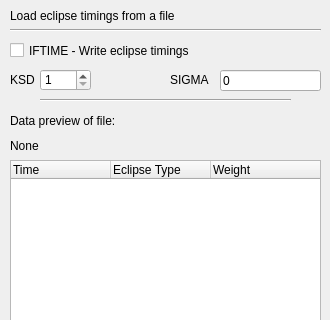
Varnani/PyWD2015, file resources/eclipsewidget.ui: the form before one commit; both pictures show x 0 to 330 and y 0 to 320 of the 330 by 640 pixel window.
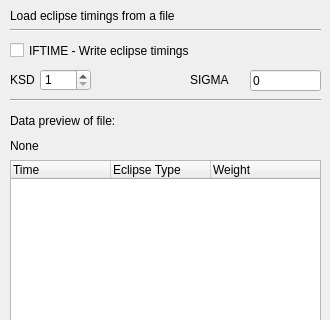
The form after the commit.

What changed in the file:
```diff
--- a/resources/eclipsewidget.ui
+++ b/resources/eclipsewidget.ui
@@ -12,14 +12,14 @@
   </property>
   <property name="minimumSize">
    <size>
-    <width>0</width>
-    <height>0</height>
+    <width>330</width>
+    <height>640</height>
    </size>
   </property>
   <property name="maximumSize">
    <size>
-    <width>10000</width>
-    <height>10000</height>
+    <width>330</width>
+    <height>640</height>
    </size>
   </property>
   <property name="windowTitle">
@@ -55,9 +55,9 @@
    <property name="geometry">
     <rect>
      <x>10</x>
-     <y>30</y>
+     <y>40</y>
      <width>231</width>
-     <height>41</height>
+     <height>21</height>
     </rect>
    </property>
    <property name="text">
@@ -185,7 +185,7 @@
   <widget class="QLabel" name="label_11">
    <property name="geometry">
     <rect>
-     <x>170</x>
+     <x>190</x>
      <y>70</y>
      <width>51</width>
      <height>20</height>
@@ -201,9 +201,9 @@
   <widget class="QLineEdit" name="sigma_ipt">
    <property name="geometry">
     <rect>
-     <x>220</x>
+     <x>250</x>
      <y>70</y>
-     <width>101</width>
+     <width>71</width>
      <height>21</height>
     </rect>
    </property>
@@ -214,9 +214,9 @@
   <widget class="Line" name="line_13">
    <property name="geometry">
     <rect>
-     <x>40</x>
+     <x>10</x>
      <y>90</y>
-     <width>251</width>
+     <width>311</width>
      <height>21</height>
     </rect>
    </property>
```
